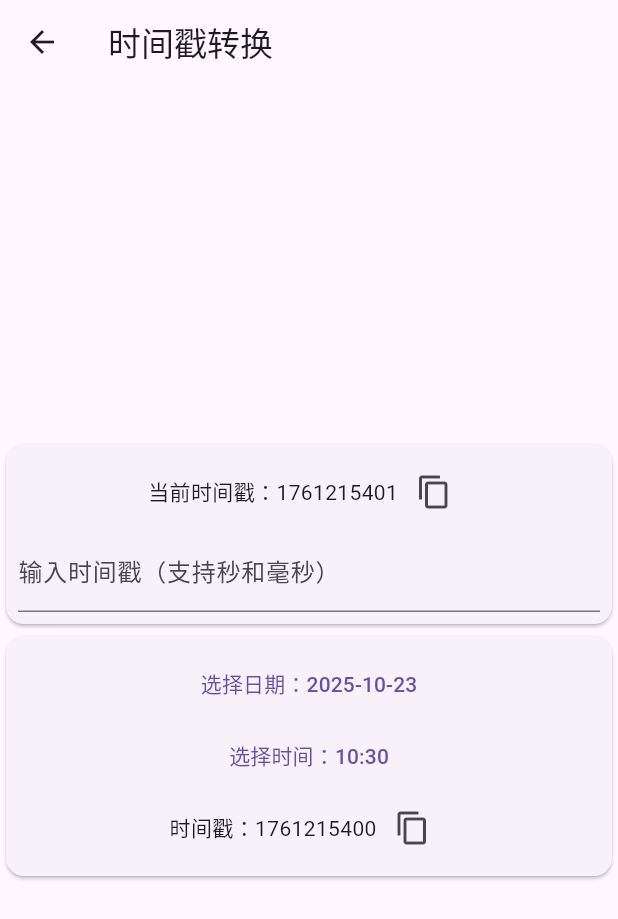
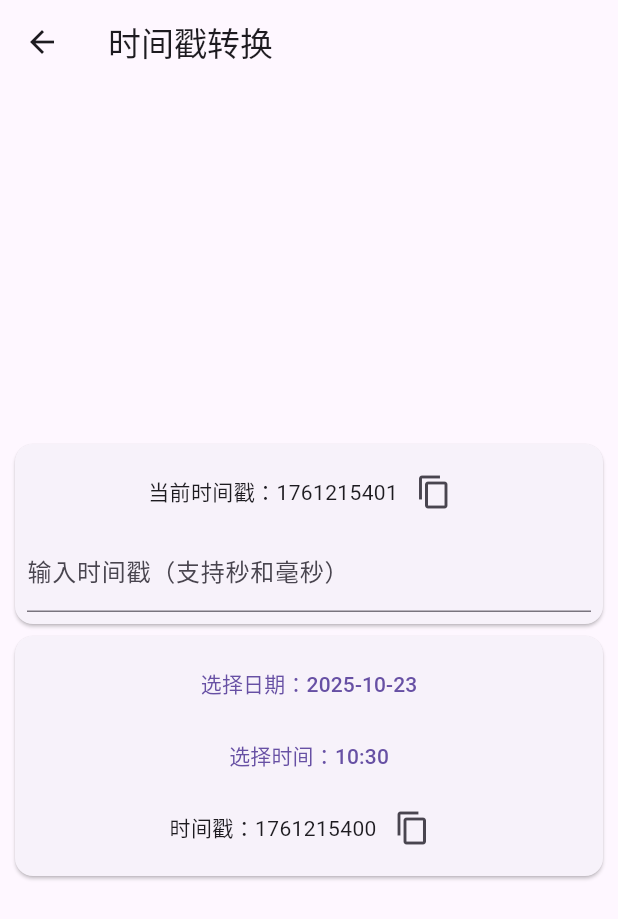
Before and after one commit to p1gd0g/tools, a Flutter app: the TimestampConverter screen opened by its route, on a phone screen of 412 x 824 dp. Shown: the top 919 px of the screen. Run offline on Flutter 3.47's test engine with Material 3 defaults, Android fonts, the phone set to English and light mode, and no system bars; our stand-ins replace get, stack_trace.

Commit message:
优化时间戳转换组件，添加鼠标悬停时自动聚焦和全选功能

```diff
--- a/lib/time/timestamp.dart
+++ b/lib/time/timestamp.dart
@@ -98,6 +98,10 @@ class Timestamp2TimeDate extends StatelessWidget {
   @override
   Widget build(BuildContext context) {
     var controller = Get.put(TimestampConverterController());
+    final textCtrl = TextEditingController(
+      text: controller.userInputTimestamp.value,
+    );
+    final focusNode = FocusNode();
 
     return Card(
       child: Padding(
@@ -130,12 +134,24 @@ class Timestamp2TimeDate extends StatelessWidget {
                 ),
               ],
             ),
-            TextField(
-              decoration: const InputDecoration(labelText: '输入时间戳（支持秒和毫秒）'),
-              keyboardType: TextInputType.number,
-              onChanged: (value) {
-                controller.userInputTimestamp.value = value;
+            MouseRegion(
+              onEnter: (_) {
+                // focus and select all text when mouse hovers
+                focusNode.requestFocus();
+                textCtrl.selection = TextSelection(
+                  baseOffset: 0,
+                  extentOffset: textCtrl.text.length,
+                );
               },
+              child: TextField(
+                controller: textCtrl,
+                focusNode: focusNode,
+                decoration: const InputDecoration(labelText: '输入时间戳（支持秒和毫秒）'),
+                keyboardType: TextInputType.number,
+                onChanged: (value) {
+                  controller.userInputTimestamp.value = value;
+                },
+              ),
             ),
             Row(
               mainAxisAlignment: MainAxisAlignment.center,
@@ -186,7 +202,7 @@ class TimestampConverter extends StatelessWidget {
       appBar: AppBar(title: const Text('时间戳转换')),
       body: Center(
         child: SizedBox(
-          width: 500,
+          width: 400,
           child: Column(
             mainAxisAlignment: MainAxisAlignment.center,
 
```
